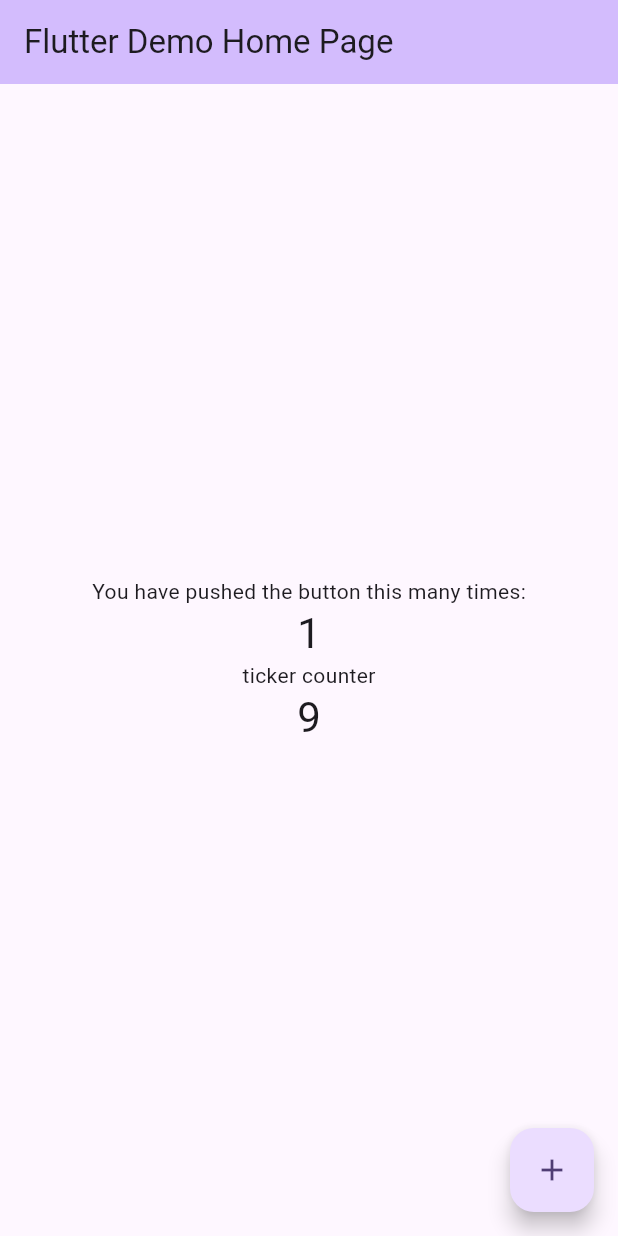
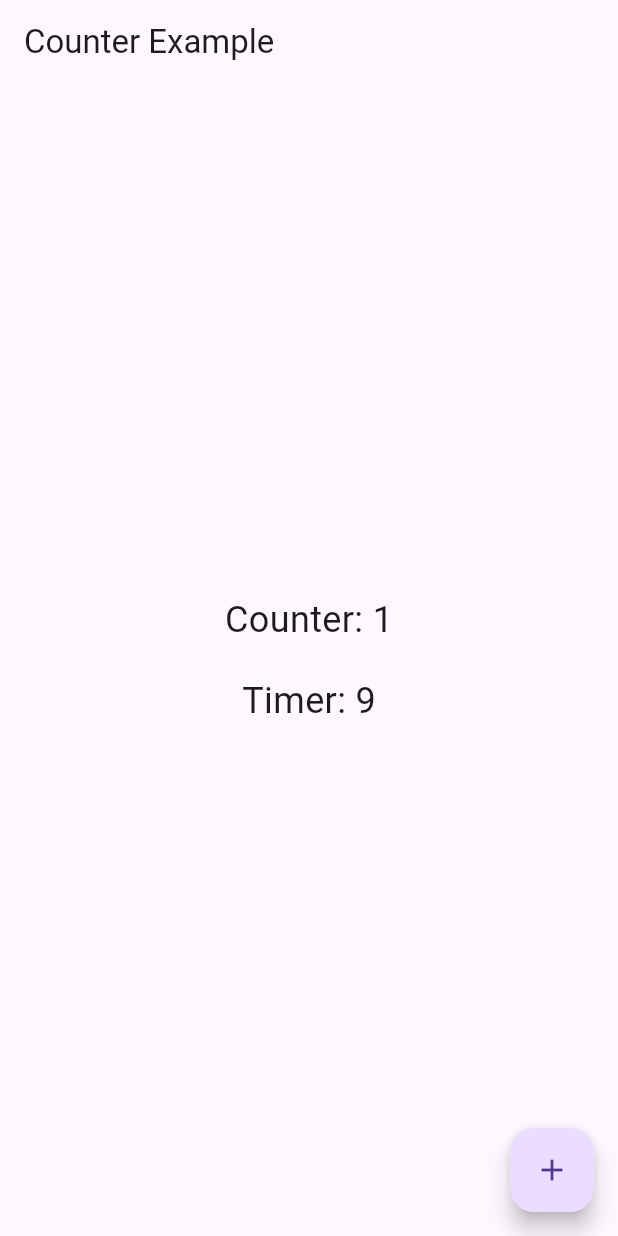
Before and after one commit to ishimoto-k/example_software, a Flutter app: the screen it shows after launch, after a tap on the "add" icon, on a phone screen of 412 x 824 dp. Run offline on Flutter 3.47's test engine with Material 3 defaults, Android fonts, the phone set to English and light mode, and no system bars.

Commit message:
fix refactor

```diff
--- a/lib/main.dart
+++ b/lib/main.dart
@@ -1,166 +1,191 @@
 import 'dart:async';
-
 import 'package:flutter/material.dart';
 
+// モデルクラス
+class NumberModel {
+  int number;
+  NumberModel(this.number);
+}
+
+class CounterModel {
+  int number;
+  CounterModel(this.number);
+}
+
+// リポジトリクラス
+class NumberRepository {
+  NumberModel _model = NumberModel(0);
+
+  void setNumber(int number) {
+    _model.number = number;
+  }
+
+  int getNumber() {
+    return _model.number;
+  }
+}
+
+class CounterRepository {
+  CounterModel _model = CounterModel(0);
+
+  void setNumber(int number) {
+    _model.number = number;
+  }
+
+  int getNumber() {
+    return _model.number;
+  }
+}
+
+// ユースケースクラス
+class CounterUseCase {
+  NumberRepository _numberRepository = NumberRepository();
+
+  void increment() {
+    _numberRepository.setNumber(_numberRepository.getNumber() + 1);
+  }
+
+  int getCurrentNumber() {
+    return _numberRepository.getNumber();
+  }
+}
+
+// サービスクラス
+class TimerService {
+  void Function(int) callback;
+  late Timer _timer;
+  CounterRepository _counterRepository = CounterRepository();
+
+  TimerService(this.callback);
+
+  void _tick(Timer timer) {
+    _counterRepository.setNumber(_counterRepository.getNumber() + 1);
+    callback(_counterRepository.getNumber());
+  }
+
+  void startTimer() {
+    _timer = Timer.periodic(Duration(seconds: 1), _tick);
+  }
+
+  void timerCancel() {
+    _timer.cancel();
+  }
+
+  int getCurrentNumber() {
+    return _counterRepository.getNumber();
+  }
+}
+
+// ViewModelクラス
+class ViewModel {
+  int timerNumber;
+  int counterNumber;
+  ViewModel(this.timerNumber, this.counterNumber);
+}
+
+// Controllerクラス
+class Controller {
+  late void Function(ViewModel) _callback;
+  CounterUseCase _counterUseCase = CounterUseCase();
+  late TimerService _timerService;
+
+  void _tick(int counter) {
+    _callback(ViewModel(_timerService.getCurrentNumber(), _counterUseCase.getCurrentNumber()));
+  }
+
+  Controller(void Function(ViewModel) callback) {
+    _callback = callback;
+    _timerService = TimerService(_tick);
+  }
+
+  void incrementCounter() {
+    _counterUseCase.increment();
+    _callback(ViewModel(_timerService.getCurrentNumber(), _counterUseCase.getCurrentNumber()));
+  }
+
+  void startTimer() {
+    _timerService.startTimer();
+  }
+
+  void dispose() {
+    _timerService.timerCancel();
+  }
+}
+
+// メインのアプリケーション
 void main() {
-  runApp(const MyApp());
+  runApp(MyApp());
 }
 
 class MyApp extends StatelessWidget {
-  const MyApp({super.key});
-
-  // This widget is the root of your application.
   @override
   Widget build(BuildContext context) {
     return MaterialApp(
-      title: 'Flutter Demo',
-      theme: ThemeData(
-        colorScheme: ColorScheme.fromSeed(seedColor: Colors.deepPurple),
-        useMaterial3: true,
-      ),
-      home: const MyHomePageView(title: 'Flutter Demo Home Page'),
+      home: MyHomePageView(title: 'Counter Example'),
     );
   }
 }
 
-class NumberModel{
-  int number;
-  NumberModel(this.number);
-}
-class CounterModel{
-  int number;
-  CounterModel(this.number);
+class MyHomePageView extends StatefulWidget {
+  final String title;
+
+  const MyHomePageView({Key? key, required this.title}) : super(key: key);
+
+  @override
+  State<MyHomePageView> createState() => _MyHomePageViewState();
 }
 
-class NumberRepository{
-  NumberModel _model = NumberModel(0);
-  void setNumber(int c){
-    _model.number = c;
-  }
-  int getNumber(){
-    return _model.number;
-  }
-}
-class CounterRepository{
-  CounterModel _model = CounterModel(0);
-  void setNumber(int c){
-    _model.number = c;
-  }
-  int getNumber(){
-    return _model.number;
-  }
-}
+class _MyHomePageViewState extends State<MyHomePageView> {
+  ViewModel _viewModel = ViewModel(0, 0);
+  late Controller _controller;
 
-class CountUpUsecase{
-  NumberRepository _repository = NumberRepository();
-  void increment(){
-    _repository.setNumber(_repository.getNumber()+1);
-  }
-  int get nowNumber => _repository.getNumber();
-}
-
-class TimerService{
-  void Function(int) callback;
-  late Timer _timer;
-  CounterRepository _repository = CounterRepository();
-  TimerService(this.callback);
-
-  void _tick(Timer timer) {
-    _repository.setNumber(_repository.getNumber()+1);
-    callback(_repository.getNumber());
-  }
-  void startTimer(){
-    _timer = Timer.periodic(Duration(seconds: 1), _tick);
-  }
-  void timerCancel(){
-    _timer.cancel();
-  }
-  int get nowNumber => _repository.getNumber();
-}
-
-class ViewModel{
-  int timerNumber = 0;
-  int counterNumber = 0;
-  ViewModel(this.timerNumber, this.counterNumber);
-}
-
-class Controller{
-  late void Function(ViewModel) _callback;
-  CountUpUsecase usecase = CountUpUsecase();
-  late TimerService service;
-
-  void _tick(int counter){
-    _callback(ViewModel(service.nowNumber, usecase.nowNumber));
-  }
-  Controller(void Function(ViewModel) callback){
-    _callback = callback;
-    service = TimerService(_tick);
-  }
-  void incrementCounter(){
-    usecase.increment();
-    _callback(ViewModel(service.nowNumber, usecase.nowNumber));
-  }
-  void startTimer(){
-    service.startTimer();
-  }
-}
-
-
-class MyHomePageView extends StatefulWidget {
-  const MyHomePageView({super.key, required this.title});
-  final String title;
   @override
-  State<MyHomePageView> createState() => _MyHomePageState();
-}
-
-class _MyHomePageState extends State<MyHomePageView> {
-  ViewModel state = ViewModel(0,0);
-  late Controller controller;
-  _MyHomePageState(){
-    controller = Controller((ViewModel viewModel) {
+  void initState() {
+    super.initState();
+    _controller = Controller((ViewModel viewModel) {
       setState(() {
-        state = viewModel;
+        _viewModel = viewModel;
       });
     });
-    controller.startTimer();
+    _controller.startTimer();
   }
 
-  void event() {
-    controller.incrementCounter();
+  @override
+  void dispose() {
+    _controller.dispose();
+    super.dispose();
+  }
+
+  void _incrementCounter() {
+    _controller.incrementCounter();
   }
 
   @override
   Widget build(BuildContext context) {
     return Scaffold(
       appBar: AppBar(
-        backgroundColor: Theme.of(context).colorScheme.inversePrimary,
         title: Text(widget.title),
       ),
       body: Center(
         child: Column(
           mainAxisAlignment: MainAxisAlignment.center,
           children: <Widget>[
-            const Text(
-              'You have pushed the button this many times:',
+            Text(
+              'Counter: ${_viewModel.counterNumber}',
+              style: TextStyle(fontSize: 24),
             ),
+            SizedBox(height: 20),
             Text(
-              '${state.counterNumber}',
-              style: Theme.of(context).textTheme.headlineMedium,
-            ),
-            const Text(
-              'ticker counter',
-            ),
-            Text(
-              '${state.timerNumber}',
-              style: Theme.of(context).textTheme.headlineMedium,
+              'Timer: ${_viewModel.timerNumber}',
+              style: TextStyle(fontSize: 24),
             ),
           ],
         ),
       ),
       floatingActionButton: FloatingActionButton(
-        onPressed: event,
+        onPressed: _incrementCounter,
         tooltip: 'Increment',
-        child: const Icon(Icons.add),
+        child: Icon(Icons.add),
       ),
     );
   }
```
